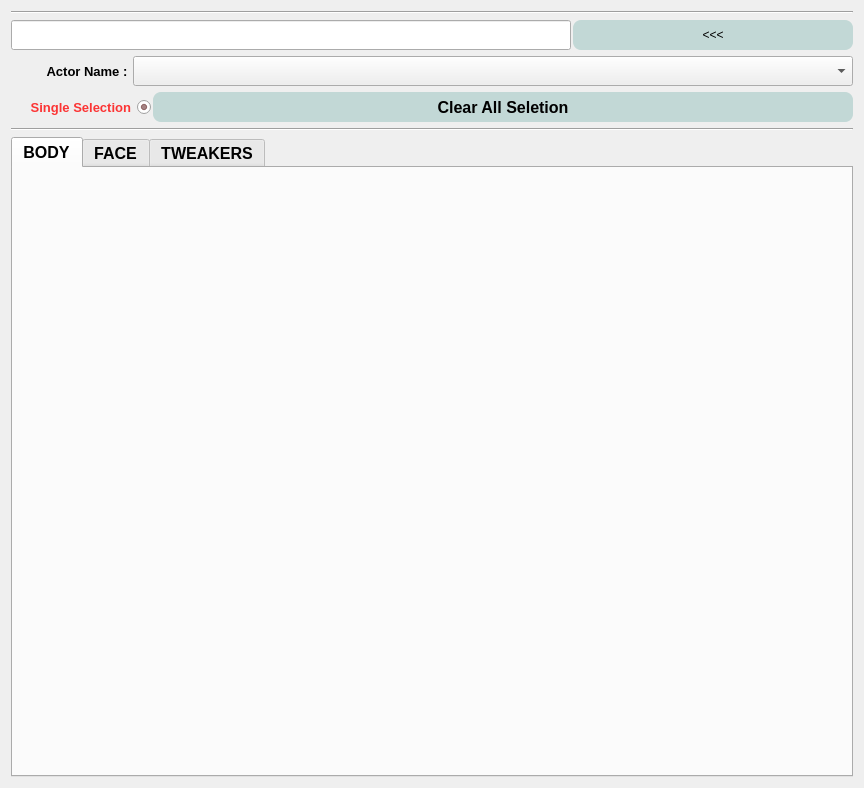
The window that MetaHumanPicker/MetaHumanPicker.ui (Ginger-Wang/Maya-API-learn) describes before a commit, drawn with Qt 5.
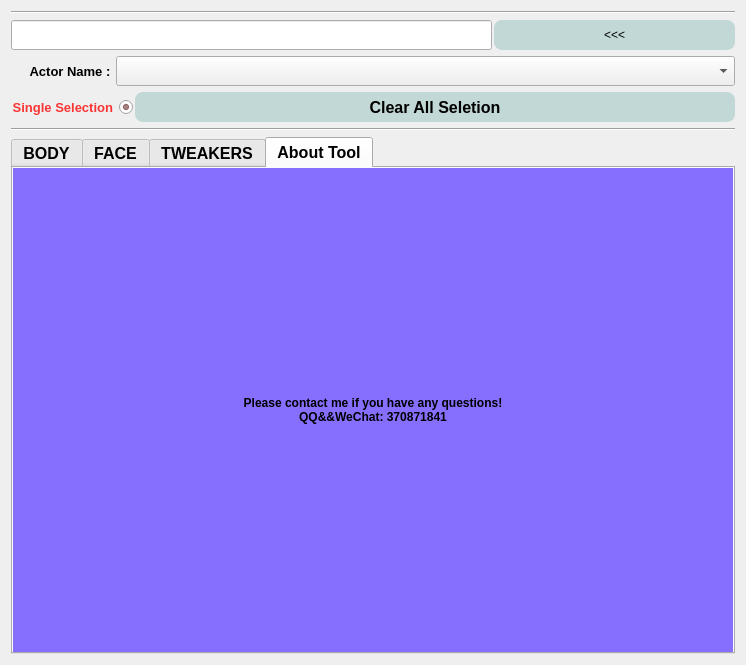
The same window after the commit. The open tabs and pages were chosen to show the change.

The edit to the form file:
```diff
--- a/MetaHumanPicker/MetaHumanPicker.ui
+++ b/MetaHumanPicker/MetaHumanPicker.ui
@@ -6,8 +6,8 @@
    <rect>
     <x>0</x>
     <y>0</y>
-    <width>864</width>
-    <height>788</height>
+    <width>744</width>
+    <height>665</height>
    </rect>
   </property>
   <property name="windowTitle">
@@ -23,6 +23,9 @@
        <bold>true</bold>
       </font>
      </property>
+     <property name="tabShape">
+      <enum>QTabWidget::Rounded</enum>
+     </property>
      <property name="currentIndex">
       <number>1</number>
      </property>
@@ -8614,6 +8617,55 @@
        </item>
       </layout>
      </widget>
+     <widget class="QWidget" name="aboutme_tab">
+      <attribute name="title">
+       <string>About Tool</string>
+      </attribute>
+      <layout class="QGridLayout" name="gridLayout_82">
+       <property name="leftMargin">
+        <number>0</number>
+       </property>
+       <property name="topMargin">
+        <number>0</number>
+       </property>
+       <property name="rightMargin">
+        <number>0</number>
+       </property>
+       <property name="bottomMargin">
+        <number>0</number>
+       </property>
+       <property name="spacing">
+        <number>0</number>
+       </property>
+       <item row="0" column="0">
+        <widget class="QLabel" name="label_41">
+         <property name="minimumSize">
+          <size>
+           <width>0</width>
+           <height>35</height>
+          </size>
+         </property>
+         <property name="font">
+          <font>
+           <weight>75</weight>
+           <bold>true</bold>
+          </font>
+         </property>
+         <property name="styleSheet">
+          <string notr="true">background-color:rgb(134, 110, 255);
+color: rgb(0, 0, 0);</string>
+         </property>
+         <property name="text">
+          <string>Please contact me if you have any questions!
+QQ&amp;&amp;WeChat: 370871841</string>
+         </property>
+         <property name="alignment">
+          <set>Qt::AlignCenter</set>
+         </property>
+        </widget>
+       </item>
+      </layout>
+     </widget>
     </widget>
    </item>
    <item row="0" column="0">
```
Left out of the diff: 409 changed lines with no effect on the pictures.
